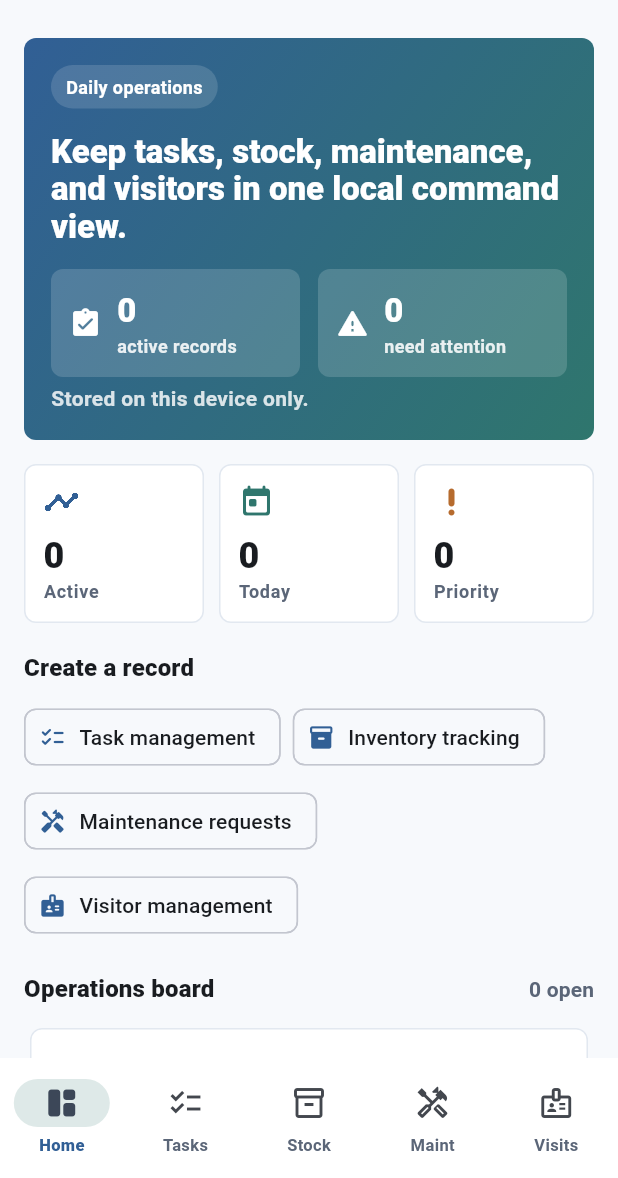
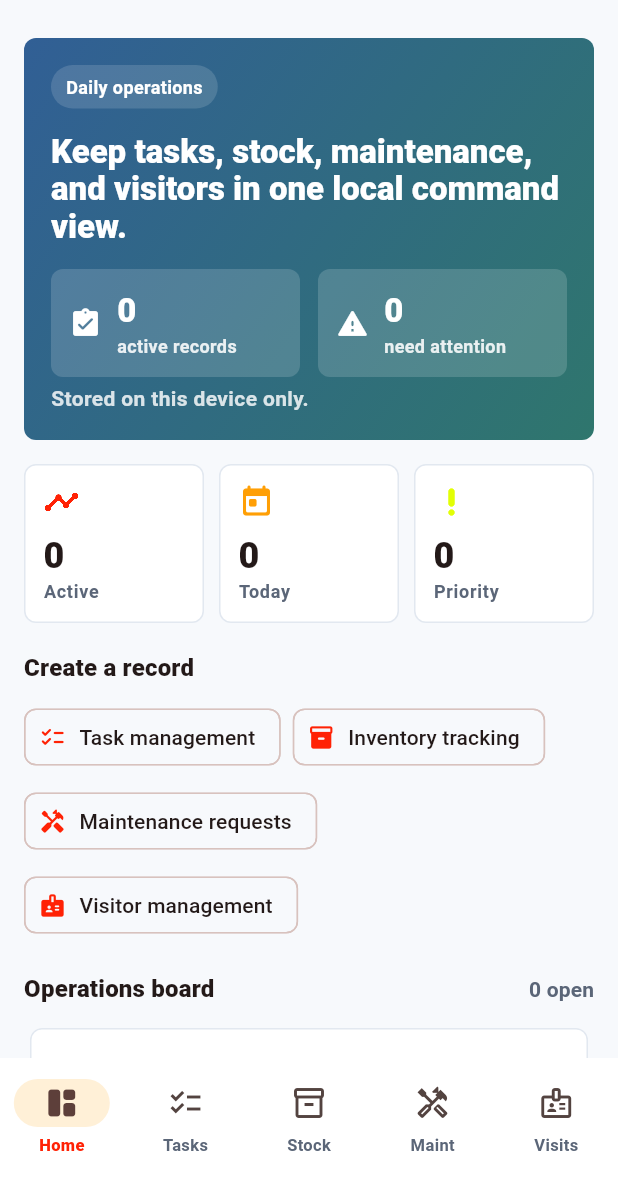
Before and after one commit to EOOrga/68d9d12c129923033805f7d3, a Flutter app: the screen it shows after launch, on a phone screen of 412 x 824 dp, the part 58-1236 px from its top. Run offline on Flutter 3.47's test engine with Material 3 defaults, Android fonts, the phone set to English and light mode, and no system bars; our stand-ins replace shared_preferences.

Commit message:
Create Flutter variant com.baltatin.binet_herve_jacques

```diff
--- a/lib/main.dart
+++ b/lib/main.dart
@@ -51,9 +51,9 @@ class MyApp extends StatelessWidget {
 }
 
 ThemeData _buildTheme() {
-  const primary = Color(0xFF315F95);
-  const secondary = Color(0xFF2F766D);
-  const tertiary = Color(0xFFB66B2E);
+  const primary = Color(0xFFFF2205);
+  const secondary = Color(0xFFFF9F05);
+  const tertiary = Color(0xFFE2FF05);
   const surface = Color(0xFFF7F9FC);
 
   final scheme = ColorScheme.fromSeed(
@@ -333,7 +333,7 @@ List<OpsRecord> sampleRecords() {
     OpsRecord(
       id: 'task-floor-open',
       area: OperationArea.tasks,
-      title: 'Prepare south floor opening',
+      title: 'BINET HERVE JACQUES',
       detail:
           'Assign cleaning, counter checks, and morning handover notes before doors open.',
       owner: 'Aline',
--- a/pubspec.yaml
+++ b/pubspec.yaml
@@ -22,7 +22,7 @@ flutter_launcher_icons:
   android: true
   ios: false
   image_path: docs/icon.png
-  adaptive_icon_background: "#F7F9FC"
+  adaptive_icon_background: "#E2FF05"
   adaptive_icon_foreground: docs/icon.png
 
 flutter:
```
Also changed, not shown: docs/icon.png, 12 other files.
